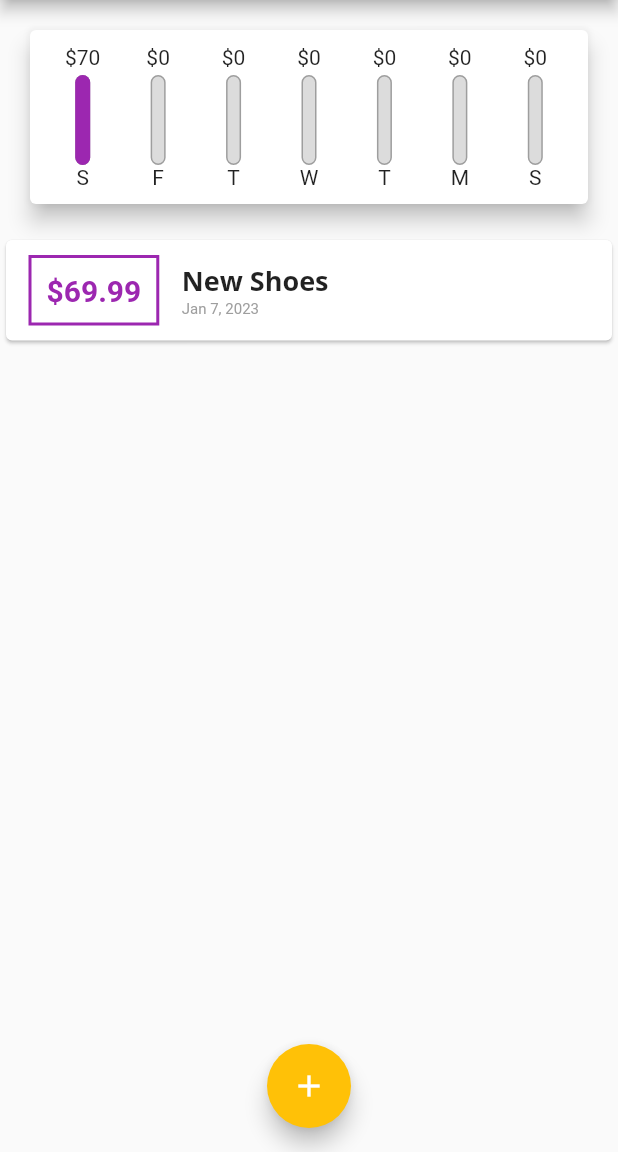
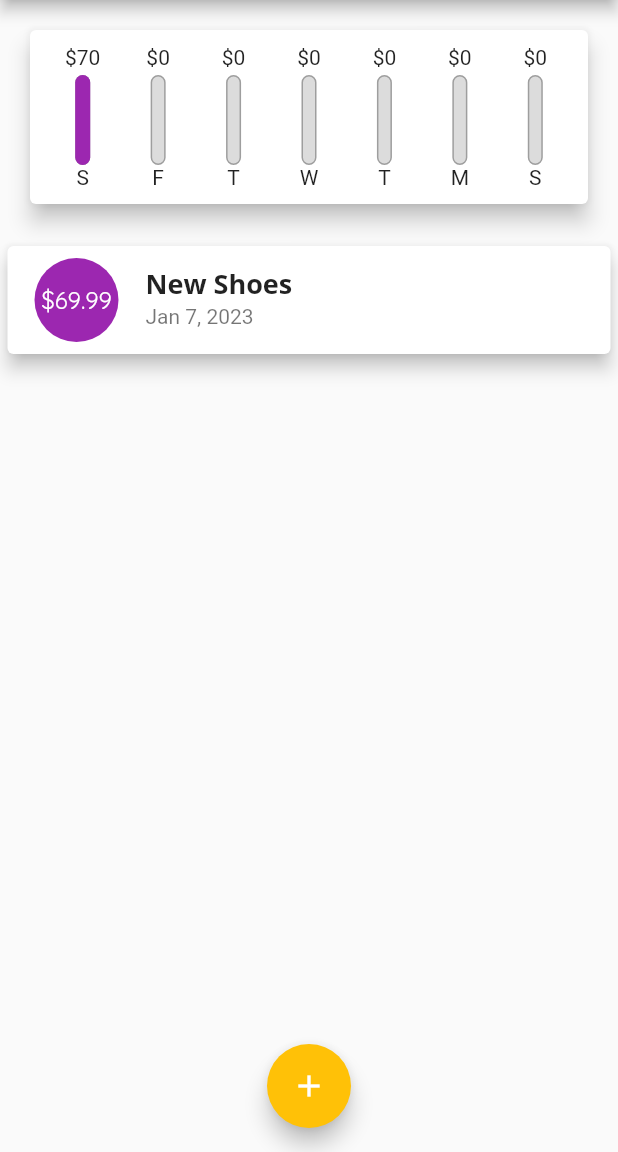
Before and after one commit to Azuos0/flutter-personal-expenses-app, a Flutter app: the screen it shows after launch, on a phone screen of 412 x 824 dp, the part 84-1236 px from its top. Run offline on Flutter 3.47's test engine with Material 2 defaults, Android fonts, the phone set to English and light mode, and no system bars.

Commit message:
adding a ListTile Widget

```diff
--- a/lib/widgets/charts.dart
+++ b/lib/widgets/charts.dart
@@ -47,8 +47,7 @@ class Chart extends StatelessWidget {
         child: Row(
             mainAxisAlignment: MainAxisAlignment.spaceAround,
             children: groupedTransactionValues.map((data) {
-              return Flexible(
-                fit: FlexFit.tight,
+              return Expanded(
                 child: ChartBar(
                   label: data['day'] as String,
                   spendingAmount: data['amount'] as double,
--- a/lib/widgets/transaction_list.dart
+++ b/lib/widgets/transaction_list.dart
@@ -33,43 +33,33 @@ class TransactionList extends StatelessWidget {
               itemCount: transactions.length,
               itemBuilder: (context, index) {
                 return Card(
-                  child: Row(children: [
-                    Container(
-                      margin: const EdgeInsets.symmetric(
-                        vertical: 10,
-                        horizontal: 15,
-                      ),
-                      decoration: BoxDecoration(
-                        border: Border.all(
-                          color: Theme.of(context).primaryColor,
-                          width: 2,
-                        ),
-                      ),
-                      padding: const EdgeInsets.all(10),
-                      child: Text(
-                        '\$${transactions[index].amount.toStringAsFixed(2)}',
-                        style: TextStyle(
-                          fontWeight: FontWeight.bold,
-                          fontSize: 20,
-                          color: Theme.of(context).primaryColor,
+                  elevation: 5,
+                  margin: const EdgeInsets.symmetric(
+                    vertical: 8,
+                    horizontal: 5,
+                  ),
+                  child: ListTile(
+                    leading: CircleAvatar(
+                      radius: 30,
+                      backgroundColor: Theme.of(context).primaryColor,
+                      child: Padding(
+                        padding: const EdgeInsets.all(6.0),
+                        child: FittedBox(
+                          child: Text('\$${transactions[index].amount}',
+                              style: const TextStyle(
+                                color: Colors.white,
+                              )),
                         ),
                       ),
                     ),
-                    Column(
-                      crossAxisAlignment: CrossAxisAlignment.start,
-                      children: [
-                        Text(transactions[index].title,
-                            style: Theme.of(context).textTheme.titleMedium),
-                        Text(
-                          DateFormat.yMMMd().format(transactions[index].date),
-                          style: const TextStyle(
-                            color: Colors.grey,
-                            fontSize: 10,
-                          ),
-                        ),
-                      ],
-                    )
-                  ]),
+                    title: Text(
+                      transactions[index].title,
+                      style: Theme.of(context).textTheme.titleMedium,
+                    ),
+                    subtitle: Text(
+                      DateFormat.yMMMd().format(transactions[index].date),
+                    ),
+                  ),
                 );
               },
             ),
```
